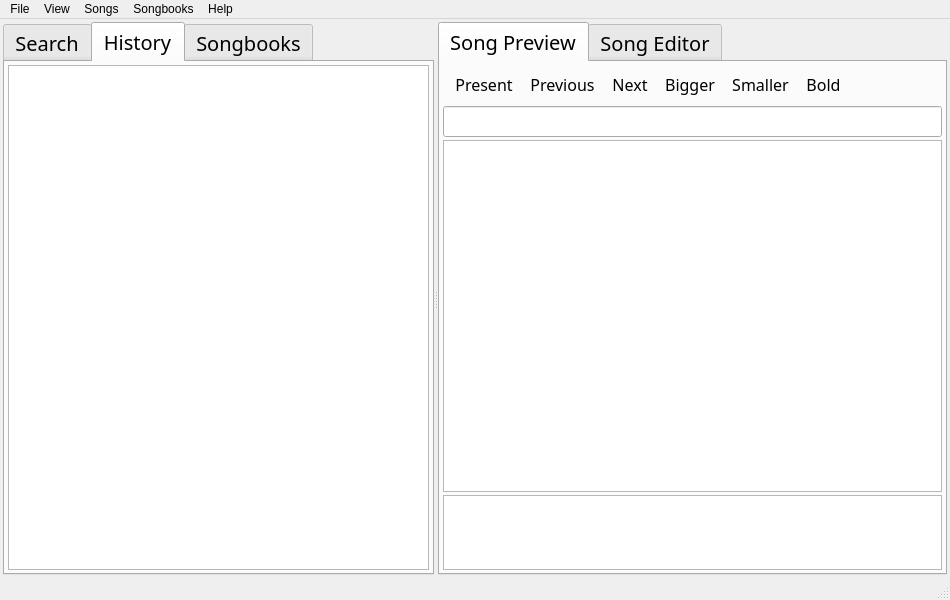
The window that src/vSongHome.ui (AppSmata/vSongBook4pc) describes before a commit, drawn with Qt 5.
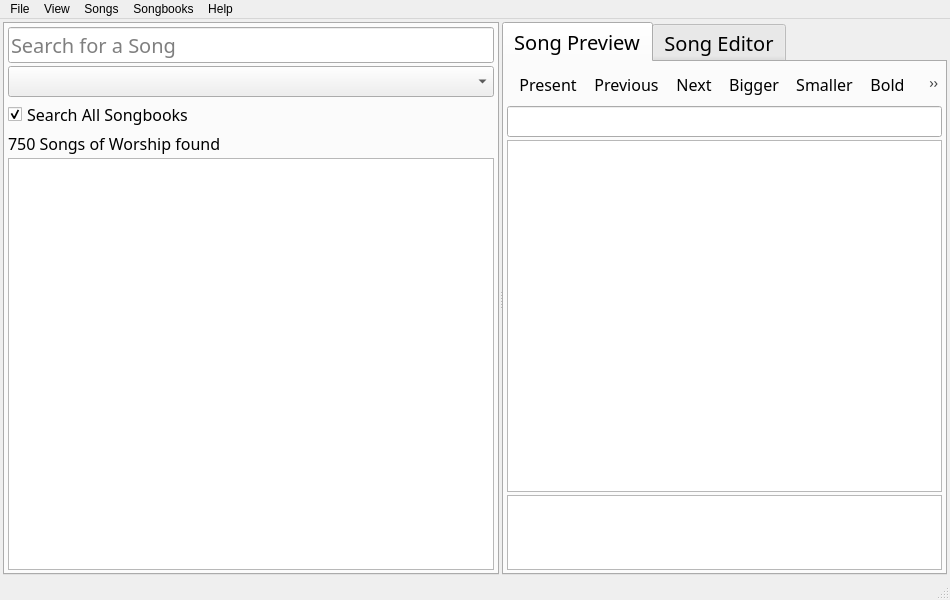
The same window after the commit. The open tabs and pages were chosen to show the change. Icons and pictures are not drawn.

Commit message: Creating vSongPrefs

```diff
--- a/src/vSongHome.ui
+++ b/src/vSongHome.ui
@@ -61,7 +61,7 @@
     <item>
      <widget class="QSplitter" name="SplitterMain">
       <property name="sizePolicy">
-       <sizepolicy hsizetype="Expanding" vsizetype="Expanding">
+       <sizepolicy hsizetype="Preferred" vsizetype="Expanding">
         <horstretch>0</horstretch>
         <verstretch>0</verstretch>
        </sizepolicy>
@@ -69,6 +69,9 @@
       <property name="orientation">
        <enum>Qt::Horizontal</enum>
       </property>
+      <property name="handleWidth">
+       <number>3</number>
+      </property>
       <widget class="QWidget" name="verticalLayoutWidget_3">
        <layout class="QVBoxLayout" name="VLayoutLeft">
         <item>
@@ -77,14 +80,14 @@
            <bool>true</bool>
           </property>
           <property name="sizePolicy">
-           <sizepolicy hsizetype="Preferred" vsizetype="Expanding">
+           <sizepolicy hsizetype="Minimum" vsizetype="Expanding">
             <horstretch>0</horstretch>
             <verstretch>0</verstretch>
            </sizepolicy>
           </property>
           <property name="minimumSize">
            <size>
-            <width>0</width>
+            <width>350</width>
             <height>0</height>
            </size>
           </property>
@@ -159,6 +162,12 @@
             </property>
             <item>
              <widget class="QLineEdit" name="TxtSearch">
+              <property name="sizePolicy">
+               <sizepolicy hsizetype="Preferred" vsizetype="Fixed">
+                <horstretch>0</horstretch>
+                <verstretch>0</verstretch>
+               </sizepolicy>
+              </property>
               <property name="font">
                <font>
                 <family>Trebuchet MS</family>
@@ -181,6 +190,12 @@
             </item>
             <item>
              <widget class="QCheckBox" name="ChkSearchCriteria">
+              <property name="sizePolicy">
+               <sizepolicy hsizetype="Preferred" vsizetype="Fixed">
+                <horstretch>0</horstretch>
+                <verstretch>0</verstretch>
+               </sizepolicy>
+              </property>
               <property name="text">
                <string>Search All Songbooks</string>
               </property>
@@ -197,79 +212,14 @@
              </widget>
             </item>
             <item>
-             <widget class="QListView" name="LstResults"/>
-            </item>
-           </layout>
-          </widget>
-          <widget class="QWidget" name="WdgHistory">
-           <property name="font">
-            <font>
-             <family>Trebuchet MS</family>
-             <pointsize>12</pointsize>
-             <weight>50</weight>
-             <bold>false</bold>
-            </font>
-           </property>
-           <property name="accessibleName">
-            <string extracomment="This has to be equal to the tab title in all the main tabs">History</string>
-           </property>
-           <attribute name="title">
-            <string>History</string>
-           </attribute>
-           <layout class="QVBoxLayout" name="LayoutHistory">
-            <property name="spacing">
-             <number>3</number>
-            </property>
-            <property name="leftMargin">
-             <number>3</number>
-            </property>
-            <property name="topMargin">
-             <number>3</number>
-            </property>
-            <property name="rightMargin">
-             <number>3</number>
-            </property>
-            <property name="bottomMargin">
-             <number>3</number>
-            </property>
-            <item>
-             <widget class="QTreeView" name="HisTree"/>
-            </item>
-           </layout>
-          </widget>
-          <widget class="QWidget" name="WdgBooks">
-           <property name="font">
-            <font>
-             <family>Trebuchet MS</family>
-             <pointsize>12</pointsize>
-             <weight>50</weight>
-             <bold>false</bold>
-            </font>
-           </property>
-           <property name="accessibleName">
-            <string extracomment="This has to be equal to the tab title in all the main tabs">Songbooks</string>
-           </property>
-           <attribute name="title">
-            <string>Songbooks</string>
-           </attribute>
-           <layout class="QVBoxLayout" name="verticalLayout_4">
-            <property name="spacing">
-             <number>3</number>
-            </property>
-            <property name="leftMargin">
-             <number>3</number>
-            </property>
-            <property name="topMargin">
-             <number>3</number>
-            </property>
-            <property name="rightMargin">
-             <number>3</number>
-            </property>
-            <property name="bottomMargin">
-             <number>3</number>
-            </property>
-            <item>
-             <widget class="QListView" name="listView"/>
+             <widget class="QListView" name="LstResults">
+              <property name="sizePolicy">
+               <sizepolicy hsizetype="Preferred" vsizetype="Expanding">
+                <horstretch>0</horstretch>
+                <verstretch>0</verstretch>
+               </sizepolicy>
+              </property>
+             </widget>
             </item>
            </layout>
           </widget>
@@ -364,6 +314,7 @@
               <addaction name="actionBigger"/>
               <addaction name="actionSmaller"/>
               <addaction name="actionBold"/>
+              <addaction name="actionPreferences"/>
              </widget>
             </item>
             <item>
@@ -900,6 +851,18 @@
     <string>Bold Text</string>
    </property>
   </action>
+  <action name="actionPreferences">
+   <property name="icon">
+    <iconset resource="icons/icons.qrc">
+     <normaloff>:/icons/keyword</normaloff>:/icons/keyword</iconset>
+   </property>
+   <property name="text">
+    <string>Preferences</string>
+   </property>
+   <property name="shortcut">
+    <string>Ctrl+P</string>
+   </property>
+  </action>
  </widget>
  <resources>
   <include location="icons/icons.qrc"/>
```
The commit also changes 17 other files.
